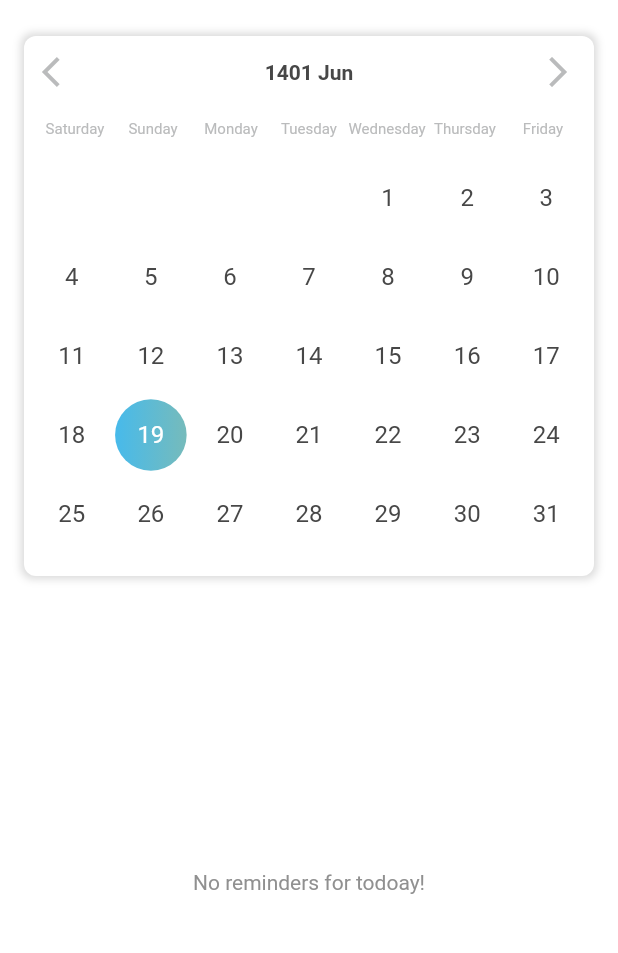
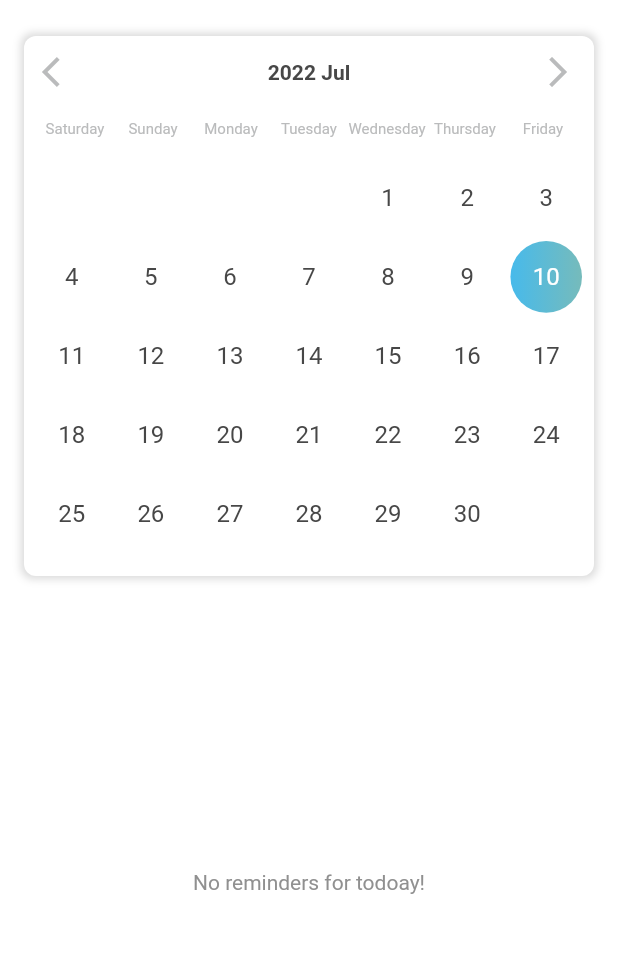
Before and after one commit to A-P-I-Team/MyMedFrontEnd, a Flutter app: the _CalendarPage screen opened directly, on a phone screen of 412 x 824 dp, the part 72-1025 px from its top. Run offline on Flutter 3.47's test engine with Material 2 defaults, Android fonts, the phone set to English and light mode, and no system bars; our stand-ins replace auto_route, cached_network_image, dropdown_search, flutter_keyboard_visibility, flutter_local_notifications, flutter_lorem and 13 more; missing offline and left inert: dart:ffi; accounts and stored records are empty; generated files the repository leaves out were written again; Roboto replaces fonts that are missing (IRANSans).

Commit message:
Change calendar component date format to gregorian

```diff
--- a/my_med/lib/src/components/calendar.dart
+++ b/my_med/lib/src/components/calendar.dart
@@ -7,20 +7,20 @@ import 'package:shamsi_date/shamsi_date.dart';
 class Calendar extends StatefulWidget {
   final Function(DateTime date) getReminders;
 
-  Calendar({Key? key, required this.getReminders}) : super(key: key);
+  const Calendar({Key? key, required this.getReminders}) : super(key: key);
 
   @override
   State<Calendar> createState() => _CalendarState();
 }
 
 class _CalendarState extends State<Calendar> {
-  int daySelected = Jalali.now().day;
-  int monthSelected = Jalali.now().month;
-  int yearSelected = Jalali.now().year;
+  int daySelected = DateTime.now().day;
+  int monthSelected = DateTime.now().month;
+  int yearSelected = DateTime.now().year;
 
-  int daySelectedNew = Jalali.now().day;
-  int monthSelectedNew = Jalali.now().month;
-  int yearSelectedNew = Jalali.now().year;
+  int daySelectedNew = DateTime.now().day;
+  int monthSelectedNew = DateTime.now().month;
+  int yearSelectedNew = DateTime.now().year;
 
   List<String> monthListJalali = [
     'فروردین',
@@ -38,6 +38,8 @@ class _CalendarState extends State<Calendar> {
   ];
 
   List<String> monthListMiladi = [
+    'Jan',
+    'Feb',
     'Mar',
     'Apr',
     'May',
@@ -48,13 +50,11 @@ class _CalendarState extends State<Calendar> {
     'Oct',
     'Nov',
     'Dec',
-    'Jan',
-    'Feb'
   ];
 
   @override
   void initState() {
-    final jalaliDate = Jalali.now();
+    final jalaliDate = DateTime.now();
     widget.getReminders(
         DateTime(jalaliDate.year, jalaliDate.month, jalaliDate.day));
     super.initState();
@@ -77,7 +77,7 @@ class _CalendarState extends State<Calendar> {
   }
 
   SizedBox buildCalendar(BuildContext context, StateSetter setState) {
-    int startDay = Jalali(yearSelected, monthSelected, 1).weekDay - 1;
+    int startDay = DateTime(yearSelected, monthSelected, 1).weekday - 1;
     return SizedBox(
       width: MediaQuery.of(context).size.width,
       height: 360,
@@ -88,7 +88,7 @@ class _CalendarState extends State<Calendar> {
         children: List.generate(
           daysNumberPerMonth(monthSelected) + startDay,
           (index) => (index < startDay)
-                ? SizedBox(
+              ? const SizedBox(
                   width: 20,
                   height: 20,
                 )
@@ -117,14 +117,14 @@ class _CalendarState extends State<Calendar> {
                           : null,
                     ),
                     child: Center(
-                        child: new Text(
+                      child: Text(
                         (index - startDay + 1).toString(),
                         style: TextStyle(
                           fontWeight: FontWeight.w400,
                           fontSize: 16,
                           color: (daySelected == (index - startDay + 1))
                               ? Colors.white
-                                : Color(0xFF474747),
+                              : const Color(0xFF474747),
                         ),
                       ),
                     ),
@@ -132,7 +132,6 @@ class _CalendarState extends State<Calendar> {
                 ),
         ),
       ),
-
     );
   }
 
@@ -146,7 +145,7 @@ class _CalendarState extends State<Calendar> {
               fit: BoxFit.scaleDown,
               child: Text(
                 context.localizations.saturday,
-                style: TextStyle(
+                style: const TextStyle(
                   fontWeight: FontWeight.w400,
                   fontSize: 10,
                   color: Color(0xFFBABBBC),
@@ -159,7 +158,7 @@ class _CalendarState extends State<Calendar> {
               fit: BoxFit.scaleDown,
               child: Text(
                 context.localizations.sunday,
-                style: TextStyle(
+                style: const TextStyle(
                   fontWeight: FontWeight.w400,
                   fontSize: 10,
                   color: Color(0xFFBABBBC),
@@ -172,7 +171,7 @@ class _CalendarState extends State<Calendar> {
               fit: BoxFit.scaleDown,
               child: Text(
                 context.localizations.monday,
-                style: TextStyle(
+                style: const TextStyle(
                   fontWeight: FontWeight.w400,
                   fontSize: 10,
                   color: Color(0xFFBABBBC),
@@ -185,7 +184,7 @@ class _CalendarState extends State<Calendar> {
               fit: BoxFit.scaleDown,
               child: Text(
                 context.localizations.tuesday,
-                style: TextStyle(
+                style: const TextStyle(
                   fontWeight: FontWeight.w400,
                   fontSize: 10,
                   color: Color(0xFFBABBBC),
@@ -198,7 +197,7 @@ class _CalendarState extends State<Calendar> {
               fit: BoxFit.scaleDown,
               child: Text(
                 context.localizations.wednesday,
-                style: TextStyle(
+                style: const TextStyle(
                   fontWeight: FontWeight.w400,
                   fontSize: 10,
                   color: Color(0xFFBABBBC),
@@ -211,7 +210,7 @@ class _CalendarState extends State<Calendar> {
               fit: BoxFit.scaleDown,
               child: Text(
                 context.localizations.thursday,
-                style: TextStyle(
+                style: const TextStyle(
                   fontWeight: FontWeight.w400,
                   fontSize: 10,
                   color: Color(0xFFBABBBC),
@@ -224,7 +223,7 @@ class _CalendarState extends State<Calendar> {
               fit: BoxFit.scaleDown,
               child: Text(
                 context.localizations.friday,
-                style: TextStyle(
+                style: const TextStyle(
                   fontWeight: FontWeight.w400,
                   fontSize: 10,
                   color: Color(0xFFBABBBC),
@@ -256,15 +255,15 @@ class _CalendarState extends State<Calendar> {
               );
             }
           },
-          icon: Icon(
+          icon: const Icon(
             Icons.arrow_back_ios,
             color: Color(0xFFBABBBC),
           ),
         ),
-        (context.watch<LocalizationProvider>().locale == Locale('en'))
+        (context.watch<LocalizationProvider>().locale == const Locale('en'))
             ? Text(
                 "$yearSelected " + monthListMiladi[monthSelected - 1],
-                style: TextStyle(
+                style: const TextStyle(
                   fontWeight: FontWeight.w700,
                   fontSize: 14,
                   color: Color(0xFF474747),
@@ -272,7 +271,7 @@ class _CalendarState extends State<Calendar> {
               )
             : Text(
                 "$yearSelected " + monthListJalali[monthSelected - 1],
-                style: TextStyle(
+                style: const TextStyle(
                   fontWeight: FontWeight.w700,
                   fontSize: 14,
                   color: Color(0xFF474747),
@@ -293,7 +292,7 @@ class _CalendarState extends State<Calendar> {
               );
             }
           },
-          icon: Icon(
+          icon: const Icon(
             Icons.arrow_forward_ios,
             color: Color(0xFFBABBBC),
           ),
--- a/my_med/lib/src/modules/calendar/components/calendar_container.dart
+++ b/my_med/lib/src/modules/calendar/components/calendar_container.dart
@@ -15,7 +15,7 @@ class CalendarContainer extends StatelessWidget {
       decoration: BoxDecoration(
         borderRadius: BorderRadius.circular(8),
         color: Colors.white,
-        boxShadow: [
+        boxShadow: const [
           BoxShadow(
             color: Color(0x25000000),
             offset: Offset(0, 0),
--- a/my_med/lib/src/modules/calendar/providers/calendar_provider.dart
+++ b/my_med/lib/src/modules/calendar/providers/calendar_provider.dart
@@ -22,7 +22,7 @@ class CalendarProvider extends ChangeNotifier {
   }
 
   void findReminders(DateTime date) {
-    date = Jalali(date.year, date.month, date.day).toDateTime();
+    date = DateTime(date.year, date.month, date.day);
     remindersList.clear();
 
     for (final item in activePrescriptionList) {
```
Lines whose indentation alone changed are shown as unchanged.
